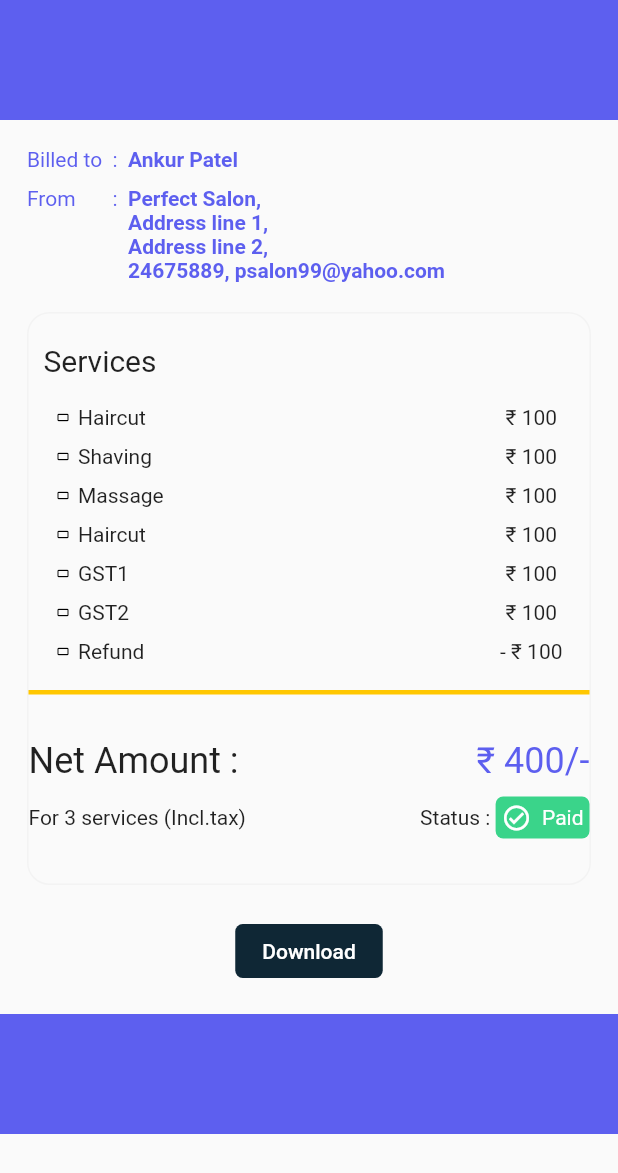
After one commit to Sounmay/Prayas-Booking-App, a Flutter app: the Invoice screen opened by its route, on a phone screen of 412 x 824 dp. The commit adds this screen. Shown: the top 1173 px of the screen. Run offline on Flutter 3.47's test engine with Material 2 defaults, Android fonts, the phone set to English and light mode, and no system bars; our stand-ins replace carousel_slider, cloud_firestore, file_picker, firebase_auth, firebase_core, firebase_storage and 5 more; missing offline and left inert: razorpay_flutter; accounts and stored records are empty; network calls fail.

Commit message:
Snig. Invoice page added

```diff
--- /dev/null
+++ b/lib/Screens/Invoice.dart
@@ -0,0 +1,260 @@
+import 'package:flutter/material.dart';
+
+import 'dart:ui';
+
+class Invoice extends StatefulWidget {
+  Invoice({Key key}) : super(key: key);
+
+  @override
+  _InvoiceState createState() => _InvoiceState();
+}
+
+class _InvoiceState extends State<Invoice> {
+  @override
+  Widget build(BuildContext context) {
+    return Scaffold(
+      body: Container(
+        child: SingleChildScrollView(
+            child: Column(
+          children: [
+            Container(height: 80, color: Color(0xff5D5FEF)),
+            Padding(
+              padding: const EdgeInsets.all(18.0),
+              child: Column(
+                children: [
+                  Row(
+                    crossAxisAlignment: CrossAxisAlignment.start,
+                    children: [
+                      Column(
+                        crossAxisAlignment: CrossAxisAlignment.start,
+                        children: [
+                          Text('Billed to',
+                              style: TextStyle(color: Color(0xff5D5FEF))),
+                          SizedBox(height: 10),
+                          Text('From',
+                              style: TextStyle(color: Color(0xff5D5FEF)))
+                        ],
+                      ),
+                      Column(
+                        crossAxisAlignment: CrossAxisAlignment.start,
+                        children: [
+                          Text('  :  ',
+                              style: TextStyle(color: Color(0xff5D5FEF))),
+                          SizedBox(height: 10),
+                          Text('  :  ',
+                              style: TextStyle(color: Color(0xff5D5FEF)))
+                        ],
+                      ),
+                      Column(
+                        crossAxisAlignment: CrossAxisAlignment.start,
+                        children: [
+                          Text('Ankur Patel',
+                              style: TextStyle(
+                                  color: Color(0xff5D5FEF),
+                                  fontWeight: FontWeight.bold)),
+                          SizedBox(height: 10),
+                          Text('Perfect Salon,',
+                              style: TextStyle(
+                                  color: Color(0xff5D5FEF),
+                                  fontWeight: FontWeight.bold)),
+                          Text('Address line 1,',
+                              style: TextStyle(
+                                  color: Color(0xff5D5FEF),
+                                  fontWeight: FontWeight.bold)),
+                          Text('Address line 2,',
+                              style: TextStyle(
+                                  color: Color(0xff5D5FEF),
+                                  fontWeight: FontWeight.bold)),
+                          Text('24675889, psalon99@yahoo.com',
+                              style: TextStyle(
+                                  color: Color(0xff5D5FEF),
+                                  fontWeight: FontWeight.bold))
+                        ],
+                      )
+                    ],
+                  ),
+                  SizedBox(height: 20),
+                  Container(
+                    decoration: BoxDecoration(
+                        border: Border.all(color: Color(0xffF3F3F3)),
+                        borderRadius: BorderRadius.circular(15)),
+                    child: Column(
+                      children: [
+                        SizedBox(height: 20),
+                        Row(
+                          children: [
+                            SizedBox(width: 10),
+                            Text('Services', style: TextStyle(fontSize: 20)),
+                          ],
+                        ),
+                        Padding(
+                          padding: const EdgeInsets.all(18.0),
+                          child: Row(
+                            mainAxisAlignment: MainAxisAlignment.spaceBetween,
+                            children: [
+                              Column(
+                                crossAxisAlignment: CrossAxisAlignment.start,
+                                children: [
+                                  Row(
+                                    children: [
+                                      Icon(Icons.crop_3_2,
+                                          color: Colors.black, size: 10),
+                                      SizedBox(width: 5),
+                                      Text('Haircut')
+                                    ],
+                                  ),
+                                  SizedBox(height: 10),
+                                  Row(
+                                    children: [
+                                      Icon(Icons.crop_3_2,
+                                          color: Colors.black, size: 10),
+                                      SizedBox(width: 5),
+                                      Text('Shaving')
+                                    ],
+                                  ),
+                                  SizedBox(height: 10),
+                                  Row(
+                                    children: [
+                                      Icon(Icons.crop_3_2,
+                                          color: Colors.black, size: 10),
+                                      SizedBox(width: 5),
+                                      Text('Massage')
+                                    ],
+                                  ),
+                                  SizedBox(height: 10),
+                                  Row(
+                                    children: [
+                                      Icon(Icons.crop_3_2,
+                                          color: Colors.black, size: 10),
+                                      SizedBox(width: 5),
+                                      Text('Haircut')
+                                    ],
+                                  ),
+                                  SizedBox(height: 10),
+                                  Row(
+                                    children: [
+                                      Icon(Icons.crop_3_2,
+                                          color: Colors.black, size: 10),
+                                      SizedBox(width: 5),
+                                      Text('GST1')
+                                    ],
+                                  ),
+                                  SizedBox(height: 10),
+                                  Row(
+                                    children: [
+                                      Icon(Icons.crop_3_2,
+                                          color: Colors.black, size: 10),
+                                      SizedBox(width: 5),
+                                      Text('GST2')
+                                    ],
+                                  ),
+                                  SizedBox(height: 10),
+                                  Row(
+                                    children: [
+                                      Icon(Icons.crop_3_2,
+                                          color: Colors.black, size: 10),
+                                      SizedBox(width: 5),
+                                      Text('Refund')
+                                    ],
+                                  )
+                                ],
+                              ),
+                              Column(
+                                children: [
+                                  Text('\u20B9 100'),
+                                  SizedBox(height: 10),
+                                  Text('\u20B9 100'),
+                                  SizedBox(height: 10),
+                                  Text('\u20B9 100'),
+                                  SizedBox(height: 10),
+                                  Text('\u20B9 100'),
+                                  SizedBox(height: 10),
+                                  Text('\u20B9 100'),
+                                  SizedBox(height: 10),
+                                  Text('\u20B9 100'),
+                                  SizedBox(height: 10),
+                                  Text('- \u20B9 100')
+                                ],
+                              )
+                            ],
+                          ),
+                        ),
+                        Row(
+                          children: [
+                            Expanded(
+                              child: Container(
+                                height: 3,
+                                color: Color(0xffFFC700),
+                              ),
+                            )
+                          ],
+                        ),
+                        SizedBox(height: 30),
+                        Row(
+                          mainAxisAlignment: MainAxisAlignment.spaceBetween,
+                          children: [
+                            Text('Net Amount :',
+                                style: TextStyle(fontSize: 24)),
+                            Text('\u20B9 400/-',
+                                style: TextStyle(
+                                    fontSize: 24, color: Color(0xff5D5FEF)))
+                          ],
+                        ),
+                        SizedBox(height: 10),
+                        Row(
+                          mainAxisAlignment: MainAxisAlignment.spaceBetween,
+                          children: [
+                            Text('For 3 services (Incl.tax)'),
+                            Row(
+                              children: [
+                                Text('Status : '),
+                                Container(
+                                  padding: EdgeInsets.all(4),
+                                  decoration: BoxDecoration(
+                                      color: Color(0xFF3AD48A),
+                                      borderRadius: BorderRadius.circular(5.0)),
+                                  child: Row(
+                                    children: [
+                                      Icon(Icons.check_circle_outline_sharp,
+                                          color: Colors.white, size: 20),
+                                      Text('  Paid',
+                                          style: TextStyle(
+                                            color: Colors.white,
+                                          )),
+                                    ],
+                                  ),
+                                )
+                              ],
+                            )
+                          ],
+                        ),
+                        SizedBox(height: 30)
+                      ],
+                    ),
+                  ),
+                  SizedBox(height: 20),
+                  TextButton(
+                    child: Padding(
+                      padding: const EdgeInsets.symmetric(horizontal: 10.0),
+                      child: Text(
+                        'Download',
+                        style: TextStyle(color: Colors.white),
+                      ),
+                    ),
+                    style: TextButton.styleFrom(
+                      backgroundColor: Color(0xFF0F2735),
+                      shape: RoundedRectangleBorder(
+                          borderRadius: BorderRadius.circular(5)),
+                    ),
+                    onPressed: () {},
+                  )
+                ],
+              ),
+            ),
+            Container(height: 80, color: Color(0xff5D5FEF))
+          ],
+        )),
+      ),
+    );
+  }
+}
--- a/lib/Screens/MyBookings.dart
+++ b/lib/Screens/MyBookings.dart
@@ -108,6 +108,9 @@ class _MyBookingState extends State<MyBooking> {
                           child: Column(
                             children: [
                               FlatButton(
+                                onPressed: () {
+                                  Navigator.pushNamed(context, '/invi');
+                                },
                                 child: Container(
                                     child: Row(
                                   children: [
--- a/lib/main.dart
+++ b/lib/main.dart
@@ -10,6 +10,7 @@ import 'package:freelance_booking_app/Providers/database.dart';
 import 'package:freelance_booking_app/Providers/locationProvider.dart';
 import 'package:freelance_booking_app/Providers/navigationProvider.dart';
 import 'package:freelance_booking_app/Screens/AllServices.dart';
+import 'package:freelance_booking_app/Screens/Invoice.dart';
 import 'package:freelance_booking_app/Screens/SearchScreen.dart';
 import 'package:freelance_booking_app/Screens/MyBookings.dart';
 import 'package:freelance_booking_app/Screens/ServiceDetailsParlour.dart';
@@ -78,7 +79,8 @@ class MyApp extends StatelessWidget {
             '/paymentScreen': (context) => PaymentScreen(),
             '/login': (context) => Login(),
             '/uploadAvatar': (context) => UploadAvatar(),
-            '/expandedmap': (context) => ExpandedMap()
+            '/expandedmap': (context) => ExpandedMap(),
+            '/invi': (context) => Invoice()
           },
         ),
       ),
```
